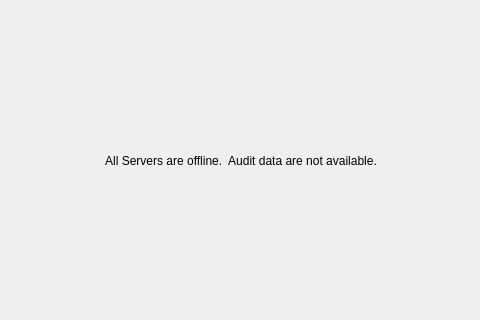
This is client/src/ui/dialogs/audit_log_dialog.ui in networkoptix/nx_open as Qt 5 draws it before an edit; both pictures show x 399 to 879 and y 216 to 536 of the 1280 by 720 pixel window. The edited form follows.
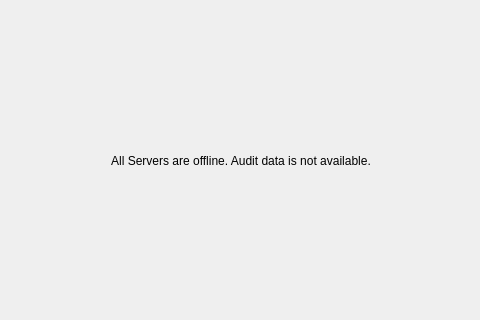
This is the edited form. The open tabs and pages were chosen to show the change. Custom widgets are drawn as their Qt base class.

```diff
--- a/client/src/ui/dialogs/audit_log_dialog.ui
+++ b/client/src/ui/dialogs/audit_log_dialog.ui
@@ -555,7 +555,7 @@
        <item>
         <widget class="QLabel" name="warningLabel">
          <property name="text">
-          <string>All Servers are offline.  Audit data are not available.</string>
+          <string>All Servers are offline. Audit data is not available.</string>
          </property>
          <property name="alignment">
           <set>Qt::AlignCenter</set>
```
